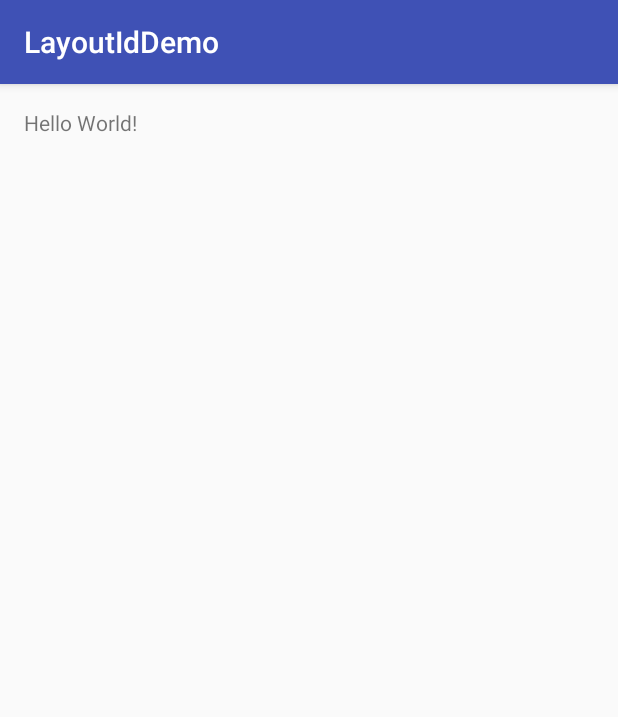
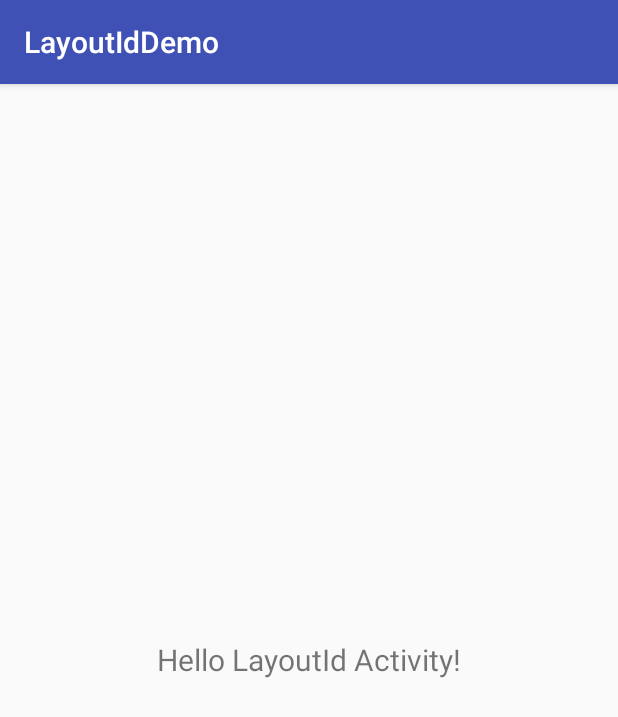
Before and after one commit to jgabrielfreitas/InjectLayout, an Android app: the screen it shows after launch (MainActivity), on a phone screen of 412 x 824 dp. Shown: the top 717 px of the screen. Run offline under Robolectric (Android 15) with nearby library versions, the phone set to English and light mode, and no system bars.

Commit message:
LayoutId working in activities

```diff
--- a/app/build.gradle
+++ b/app/build.gradle
@@ -2,7 +2,7 @@ apply plugin: 'com.android.application'
 
 android {
     compileSdkVersion 23
-    buildToolsVersion "24.0.0 rc4"
+    buildToolsVersion "23.0.3"
 
     defaultConfig {
         applicationId "com.jgabrielfreitas.layoutid.demo"
@@ -20,7 +20,7 @@ android {
 }
 
 dependencies {
-    compile fileTree(dir: 'libs', include: ['*.jar'])
+    compile fileTree(include: ['*.jar'], dir: 'libs')
     testCompile 'junit:junit:4.12'
-    compile 'com.android.support:appcompat-v7:23.4.0'
+    compile project(':core')
 }
--- a/app/src/main/java/com/jgabrielfreitas/layoutid/demo/MainActivity.java
+++ b/app/src/main/java/com/jgabrielfreitas/layoutid/demo/MainActivity.java
@@ -1,13 +1,10 @@
 package com.jgabrielfreitas.layoutid.demo;
 
-import android.support.v7.app.AppCompatActivity;
-import android.os.Bundle;
+import com.jgabrielfreitas.layoutid.annotations.LayoutId;
+import com.jgabrielfreitas.layoutid.activity.LayoutIdBaseActivity;
 
-public class MainActivity extends AppCompatActivity {
+@LayoutId(layout = R.layout.activity_main)
+public class MainActivity extends LayoutIdBaseActivity {
 
-    @Override
-    protected void onCreate(Bundle savedInstanceState) {
-        super.onCreate(savedInstanceState);
-        setContentView(R.layout.activity_main);
-    }
+
 }
--- a/app/src/main/res/layout/activity_main.xml
+++ b/app/src/main/res/layout/activity_main.xml
@@ -12,5 +12,8 @@
     <TextView
         android:layout_width="wrap_content"
         android:layout_height="wrap_content"
-        android:text="Hello World!" />
+        android:textSize="20sp"
+        android:text="Hello LayoutId Activity!"
+        android:layout_centerVertical="true"
+        android:layout_centerHorizontal="true" />
 </RelativeLayout>
--- a/core/build.gradle
+++ b/core/build.gradle
@@ -2,7 +2,7 @@ apply plugin: 'com.android.library'
 
 android {
     compileSdkVersion 23
-    buildToolsVersion "24.0.0 rc4"
+    buildToolsVersion "23.0.3"
 
     defaultConfig {
         minSdkVersion 10
--- /dev/null
+++ b/core/src/main/java/com/jgabrielfreitas/layoutid/activity/LayoutIdBaseActivity.java
@@ -0,0 +1,25 @@
+package com.jgabrielfreitas.layoutid.activity;
+
+import android.os.Bundle;
+import android.support.annotation.Nullable;
+import android.support.v7.app.AppCompatActivity;
+
+import com.jgabrielfreitas.layoutid.annotations.LayoutId;
+
+/**
+ * Created by JGabrielFreitas on 31/05/16.
+ */
+public abstract class LayoutIdBaseActivity extends AppCompatActivity {
+
+    @Override
+    protected void onCreate(@Nullable Bundle savedInstanceState) {
+        super.onCreate(savedInstanceState);
+
+        if (getClass().getAnnotation(LayoutId.class) != null) {
+            if (getClass().getAnnotation(LayoutId.class).layout() != -1) {
+                setContentView(getClass().getAnnotation(LayoutId.class).layout());
+            }
+        }
+    }
+
+}
```
Also changed, not shown: core/src/main/java/com/jgabrielfreitas/layoutid/annotations/LayoutId.java (added, +17 -0 lines).
